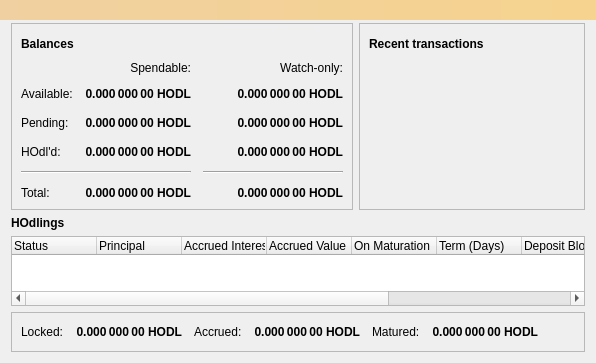
Before: the Qt Designer form src/qt/forms/overviewpage.ui in FreeTrade/HODLCoin, drawn with Qt 5.
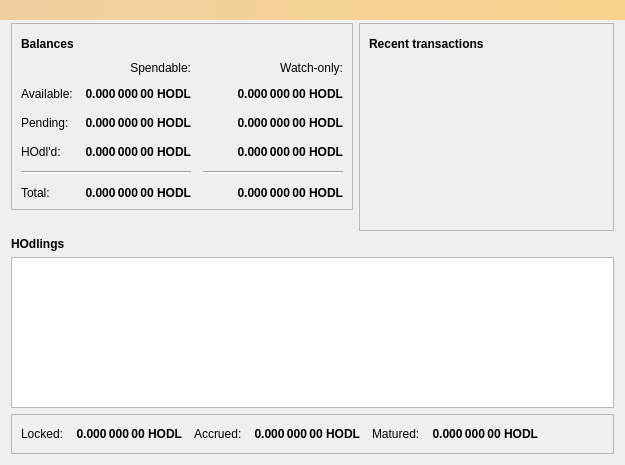
After: the same form once the commit is applied. Icons and pictures are not drawn.

Commit message: Rebuild term deposit table and mature coins notification

What changed in the file:
```diff
--- a/src/qt/forms/overviewpage.ui
+++ b/src/qt/forms/overviewpage.ui
@@ -6,8 +6,8 @@
    <rect>
     <x>0</x>
     <y>0</y>
-    <width>596</width>
-    <height>342</height>
+    <width>625</width>
+    <height>465</height>
    </rect>
   </property>
   <property name="sizePolicy">
@@ -541,7 +541,7 @@
     </widget>
    </item>
    <item>
-    <widget class="QTableWidget" name="hodlTable">
+    <widget class="QTableView" name="hodlTable">
      <property name="enabled">
       <bool>true</bool>
      </property>
@@ -555,80 +555,8 @@
       <number>85</number>
      </attribute>
      <attribute name="horizontalHeaderStretchLastSection">
-       <bool>true</bool>
+      <bool>true</bool>
      </attribute>
-     <column>
-      <property name="text">
-       <string>Status</string>
-      </property>
-      <property name="textAlignment">
-       <set>AlignLeft|AlignVCenter</set>
-      </property>
-     </column>
-     <column>
-      <property name="text">
-       <string>Principal</string>
-      </property>
-      <property name="textAlignment">
-       <set>AlignLeft|AlignVCenter</set>
-      </property>
-     </column>
-     <column>
-      <property name="text">
-       <string>Accrued Interest</string>
-      </property>
-      <property name="textAlignment">
-       <set>AlignLeft|AlignVCenter</set>
-      </property>
-     </column>
-     <column>
-      <property name="text">
-       <string>Accrued Value</string>
-      </property>
-      <property name="textAlignment">
-       <set>AlignLeft|AlignVCenter</set>
-      </property>
-     </column>
-     <column>
-      <property name="text">
-       <string>On Maturation</string>
-      </property>
-      <property name="textAlignment">
-       <set>AlignLeft|AlignVCenter</set>
-      </property>
-     </column>
-     <column>
-      <property name="text">
-       <string>Term (Days)</string>
-      </property>
-      <property name="textAlignment">
-       <set>AlignLeft|AlignVCenter</set>
-      </property>
-     </column>
-     <column>
-      <property name="text">
-       <string>Deposit Block</string>
-      </property>
-      <property name="textAlignment">
-       <set>AlignLeft|AlignVCenter</set>
-      </property>
-     </column>
-     <column>
-      <property name="text">
-       <string>Maturation Block</string>
-      </property>
-      <property name="textAlignment">
-       <set>AlignLeft|AlignVCenter</set>
-      </property>
-     </column>
-     <column>
-      <property name="text">
-       <string>Estimated Date</string>
-      </property>
-      <property name="textAlignment">
-       <set>AlignLeft|AlignVCenter</set>
-      </property>
-     </column>
     </widget>
    </item>
    <item>
```
Left out of the diff: 6 changed lines with no effect on the pictures. The commit also changes 9 other files.
